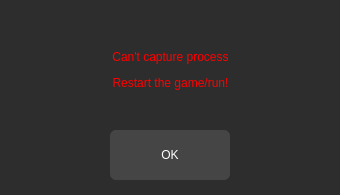
DuckAndStranger/isaac-cheat, file Error_Hook_EN2.ui: the form before one commit.
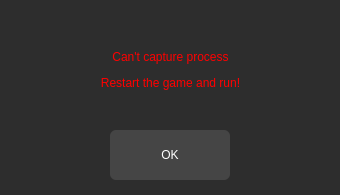
The form after the commit. Icons and pictures are not drawn.

Patch:
```diff
--- a/Error_Hook_EN2.ui
+++ b/Error_Hook_EN2.ui
@@ -53,7 +53,7 @@
 }</string>
    </property>
    <property name="text">
-    <string>&lt;html&gt;&lt;head/&gt;&lt;body&gt;&lt;p align=&quot;center&quot;&gt;&lt;span style=&quot; font-weight:400;&quot;&gt;Can't capture process&lt;/span&gt;&lt;/p&gt;&lt;p align=&quot;center&quot;&gt;&lt;span style=&quot; font-weight:400;&quot;&gt;Restart the game/run!&lt;/span&gt;&lt;/p&gt;&lt;/body&gt;&lt;/html&gt;</string>
+    <string>&lt;html&gt;&lt;head/&gt;&lt;body&gt;&lt;p align=&quot;center&quot;&gt;&lt;span style=&quot; font-weight:400;&quot;&gt;Can't capture process&lt;/span&gt;&lt;/p&gt;&lt;p align=&quot;center&quot;&gt;&lt;span style=&quot; font-weight:400;&quot;&gt;Restart the game and run!&lt;/span&gt;&lt;/p&gt;&lt;/body&gt;&lt;/html&gt;</string>
    </property>
    <property name="margin">
     <number>10</number>
```
Left out of the diff: 6 changed lines with no effect on the pictures.
